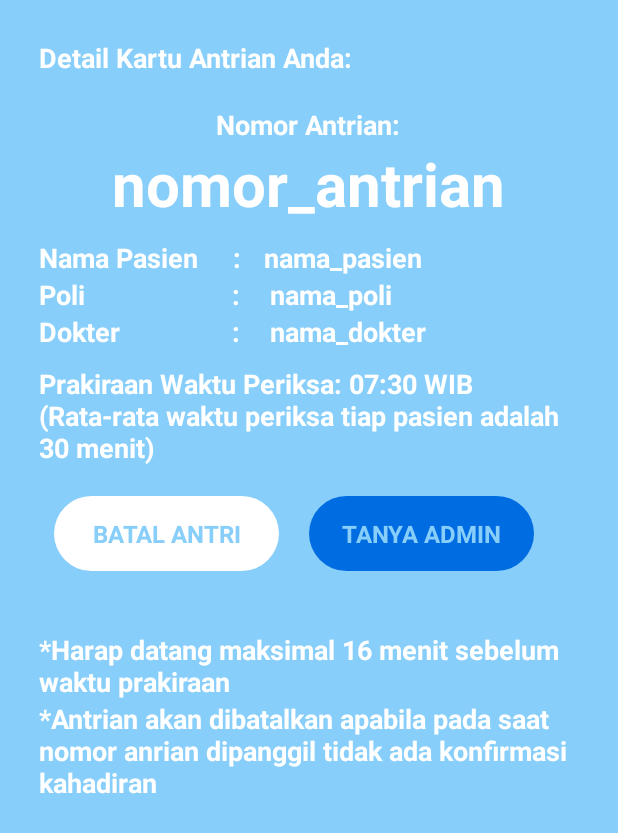
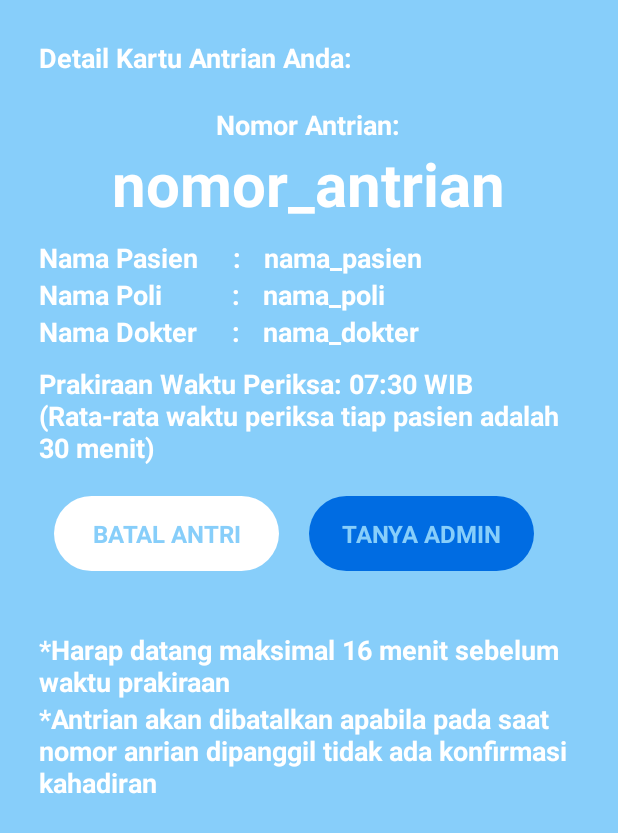
Before and after one commit to Ayude17/AntrianPasienOnline, an Android app: the DetailKartuAntrianActivity screen opened directly, with no data from a screen before it, on a phone screen of 412 x 824 dp. Shown: the top 833 px of the screen. Run offline under Robolectric (Android 15) with nearby library versions, the phone set to English and light mode, and no system bars.

Commit message:
com25Mar19

```diff
--- a/app/src/main/res/layout/activity_detail_kartu_antrian.xml
+++ b/app/src/main/res/layout/activity_detail_kartu_antrian.xml
@@ -51,12 +51,16 @@
                 android:textSize="40dp"
                 />
 
+        <LinearLayout
+            android:layout_width="match_parent"
+            android:layout_height="match_parent"
+            android:orientation="vertical">
             <LinearLayout
-                android:layout_width="wrap_content"
+                android:layout_width="match_parent"
                 android:layout_height="wrap_content"
                 android:orientation="horizontal">
                 <TextView
-                    android:id="@+id/nmPasien"
+                    android:id="@+id/pasien"
                     android:layout_width="wrap_content"
                     android:layout_height="wrap_content"
                     android:text="Nama Pasien     :"
@@ -66,63 +70,68 @@
                     android:textColor="#fff"
                     android:layout_marginEnd="15sp" />
                 <TextView
-                    android:id="@+id/nama"
+                    android:id="@+id/nmPasien"
                     android:layout_width="wrap_content"
                     android:layout_height="wrap_content"
                     android:text="nama_pasien"
                     android:textSize="18sp"
                     android:textStyle="bold"
                     android:textColor="#fff"
-                    android:layout_toRightOf="@+id/nmPasien"/>
+                    android:layout_toRightOf="@+id/pasien" />
             </LinearLayout>
+
             <LinearLayout
-                android:layout_width="wrap_content"
+                android:layout_width="match_parent"
                 android:layout_height="wrap_content"
                 android:orientation="horizontal">
                 <TextView
                     android:id="@+id/poli"
                     android:layout_width="wrap_content"
                     android:layout_height="wrap_content"
-                    android:text="Poli                     : "
+                    android:text="Nama Poli          :"
+                    android:textSize="18sp"
+                    android:textStyle="bold"
+                    android:layout_marginRight="15sp"
+                    android:textColor="#fff"
+                    android:layout_marginEnd="15sp" />\
+
+                <TextView
+                    android:id="@+id/nmPoli"
+                    android:layout_width="wrap_content"
+                    android:layout_height="wrap_content"
+                    android:text="nama_poli"
+                    android:textSize="18sp"
+                    android:textStyle="bold"
+                    android:textColor="#fff"
+                    android:layout_toRightOf="@+id/poli" />
+            </LinearLayout>
+
+            <LinearLayout
+                android:layout_width="match_parent"
+                android:layout_height="wrap_content"
+                android:orientation="horizontal">
+                <TextView
+                    android:id="@+id/dokter"
+                    android:layout_width="wrap_content"
+                    android:layout_height="wrap_content"
+                    android:text="Nama Dokter     :"
                     android:textSize="18sp"
                     android:textStyle="bold"
                     android:layout_marginRight="15sp"
                     android:textColor="#fff"
                     android:layout_marginEnd="15sp" />
                 <TextView
-                    android:id="@+id/nama_poli"
-                    android:layout_width="wrap_content"
-                    android:layout_height="wrap_content"
-                    android:text="nama_poli"
-                    android:textSize="18sp"
-                    android:textStyle="bold"
-                    android:textColor="#fff"
-                    android:layout_toRightOf="@+id/nmPasien"/>
-            </LinearLayout>
-            <LinearLayout
-                android:layout_width="wrap_content"
-                android:layout_height="wrap_content"
-                android:orientation="horizontal">
-                <TextView
-                    android:id="@+id/dokter"
-                    android:layout_width="wrap_content"
-                    android:layout_height="wrap_content"
-                    android:text="Dokter                : "
-                    android:textSize="18sp"
-                    android:textStyle="bold"
-                    android:layout_marginRight="15sp"
-                    android:textColor="#fff"
-                    android:layout_marginEnd="15sp" />
-                <TextView
-                    android:id="@+id/nama_dokter"
+                    android:id="@+id/nmDokter"
                     android:layout_width="wrap_content"
                     android:layout_height="wrap_content"
                     android:text="nama_dokter"
                     android:textSize="18sp"
                     android:textStyle="bold"
                     android:textColor="#fff"
-                    />
+                    android:layout_toRightOf="@+id/dokter" />
             </LinearLayout>
+        </LinearLayout>
+
             <TextView
                 android:id="@+id/ket5"
                 android:layout_width="wrap_content"
@@ -167,6 +176,7 @@
                     android:textSize="16sp"
                     android:textStyle="bold" />
             </LinearLayout>
+
             <LinearLayout
                 android:layout_width="wrap_content"
                 android:layout_height="wrap_content"
```
